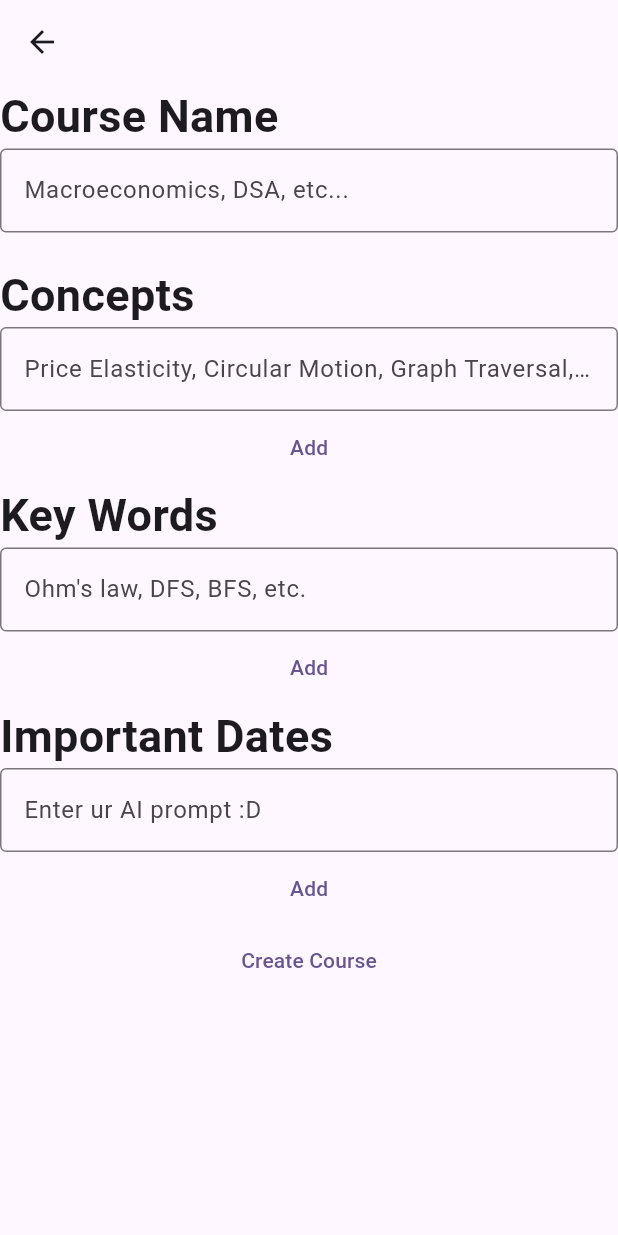
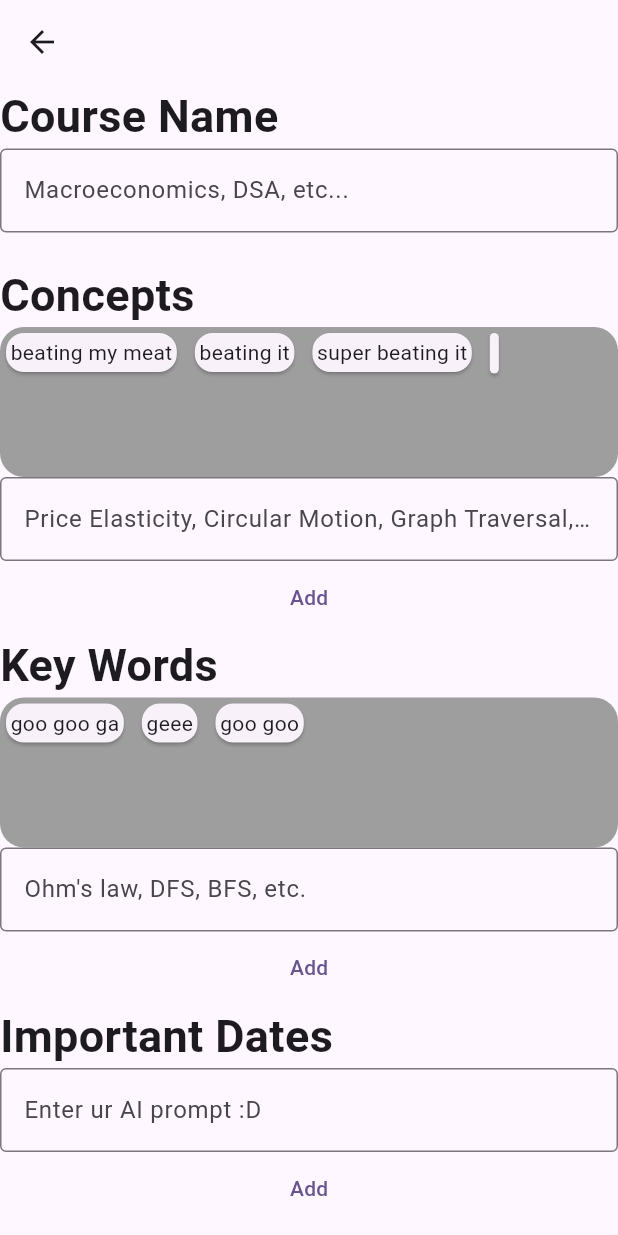
Before and after one commit to tyler-ham05/cruzhacks2025, a Flutter app: the EntryFields screen opened directly, after a tap on "Add", on a phone screen of 412 x 824 dp. Run offline on Flutter 3.47's test engine with Material 3 defaults, Android fonts, the phone set to English and light mode, and no system bars; our stand-ins replace cloud_firestore, firebase_auth, firebase_core, flutter_gemini; missing offline and left inert: firebase_ui_auth; accounts and stored records are empty.

Commit message:
big changes :D

```diff
--- a/syllabi.AI/lib/backend _services.dart
+++ /dev/null
@@ -1,3 +0,0 @@
-/*def getUserData(String uid){
-
-} */
--- /dev/null
+++ b/syllabi.AI/lib/backend_services.dart
@@ -0,0 +1,24 @@
+import 'package:cloud_firestore/cloud_firestore.dart';
+import 'package:firebase_auth/firebase_auth.dart';
+import 'package:intl/intl.dart';
+
+
+pushToDataBase(String name, List<String>concepts,List<String>keyWords)async {
+  try {
+    final FirebaseFirestore firestore = FirebaseFirestore.instance;
+    final String user = FirebaseAuth.instance.currentUser!.uid;
+
+    // You can optionally enrich or restructure data here if needed
+    Map<String, dynamic> data = {
+      "course_name": name,
+      "concepts": concepts,
+      "key_words": keyWords,
+      "dates": [],
+    };
+
+    await firestore.collection(user).doc(name).set(data);
+    print("Data pushed successfully!");
+  } catch (e) {
+    print("Error pushing data: $e");
+  }
+}
--- a/syllabi.AI/lib/manual_fields.dart
+++ b/syllabi.AI/lib/manual_fields.dart
@@ -1,4 +1,5 @@
 import 'package:flutter/material.dart';
+import 'backend_services.dart';
 
 class EntryFields extends StatefulWidget {
   const EntryFields({super.key});
@@ -8,40 +9,146 @@ class EntryFields extends StatefulWidget {
 }
 
 class _EntryFieldsState extends State<EntryFields> {
-  var concepts = [];
-  var keywords = [];
+  String name = "";
+  List<String> concepts = ["beating my meat", "beating it", "super beating it"];
+  List<String> keywords = ["goo goo ga", "geee", "goo goo"];
+  List<Map> dates = [
+    {"description": "midterm", "date": "4/7/2025"},
+  ];
+  String concept = "";
+  String keyword = "";
+  String date = "";
+
+  TextEditingController _controller = TextEditingController();
+  void _clearTextField() {
+    _controller.clear(); // 👈 This clears the text field
+  }
   @override
   Widget build(BuildContext context) {
     return Scaffold(
       appBar: AppBar(
-        leading: BackButton(onPressed: () {
-          Navigator.pop(context);
-        },),
+        leading: BackButton(
+          onPressed: () {
+            Navigator.pop(context);
+          },
+        ),
       ),
-      body: ListView(children: [
-        Text("Course Name", style: TextStyle(fontSize: 30,fontWeight: FontWeight.bold),),
-        TextFormField(decoration: InputDecoration(
-                border: OutlineInputBorder(),
-                hintText: 'Macroeconomics, DSA, etc...',)),
-        SizedBox(height: 20,),
-        Text("Concepts", style: TextStyle(fontSize: 30,fontWeight: FontWeight.bold),),
-        TextField(decoration: InputDecoration(
-                border: OutlineInputBorder(),
-                hintText: 'Price Elasticity, Circular Motion, Graph Traversal, etc... ',)),
-        TextButton(onPressed: (){}, child: Text("Add")),
-        Text("Key Words", style: TextStyle(fontSize: 30,fontWeight: FontWeight.bold),),
-                TextField(decoration: InputDecoration(
-                border: OutlineInputBorder(),
-                hintText: 'Ohm\'s law, DFS, BFS, etc.',)),
-        TextButton(onPressed: (){}, child: Text("Add")),
-        Text("Important Dates", style: TextStyle(fontSize: 30,fontWeight: FontWeight.bold),),
-                TextField(decoration: InputDecoration(
-                border: OutlineInputBorder(),
-                hintText: 'Enter ur AI prompt :D',)),
-        TextButton(onPressed: (){}, child: Text("Add")),
+      body: ListView(
+        children: [
+          Text(
+            "Course Name",
+            style: TextStyle(fontSize: 30, fontWeight: FontWeight.bold),
+          ),
+          TextFormField(
+            decoration: InputDecoration(
+              border: OutlineInputBorder(),
+              hintText: 'Macroeconomics, DSA, etc...',
+            ),
+            onChanged: (value) {
+              name = value;
+            },
+          ),
+          SizedBox(height: 20),
+          Text(
+            "Concepts",
+            style: TextStyle(fontSize: 30, fontWeight: FontWeight.bold),
+          ),
+          Container(
+            decoration: BoxDecoration(
+              color: Colors.grey,
+              borderRadius: BorderRadius.circular(16),
+            ),
+            height: 100,
+            child: SingleChildScrollView(
+              child: Wrap(
+                spacing: 4,
+                runSpacing: 4,
+                children: List.generate(concepts.length, (index) {
+                  return Card(
+                    child: Padding(
+                      padding: const EdgeInsets.all(3.0),
+                      child: Text(concepts[index]),
+                    ),
+                  );
+                }),
+              ),
+            ),
+          ),
+          TextFormField(
+            controller: _controller,
+            decoration: InputDecoration(
+              border: OutlineInputBorder(),
+              hintText:
+                  'Price Elasticity, Circular Motion, Graph Traversal, etc... ',
+            ),
+            onChanged: (value) {
+              concept = value;
+            },
+            onFieldSubmitted: (value) {
+              setState(() {
+                concepts.add(value);
+                _clearTextField();
+              });
+            },
+          ),
+          TextButton(
+            onPressed: () {
+              setState(() {
+                concepts.add(concept);
+                _clearTextField();
+              });
+            },
+            child: Text("Add"),
+          ),
+          Text(
+            "Key Words",
+            style: TextStyle(fontSize: 30, fontWeight: FontWeight.bold),
+          ),
+          Container(
+            decoration: BoxDecoration(
+              color: Colors.grey,
+              borderRadius: BorderRadius.circular(16),
+            ),
+            height: 100,
+            child: SingleChildScrollView(
+              child: Wrap(
+                spacing: 4,
+                runSpacing: 4,
+                children: List.generate(keywords.length, (index) {
+                  return Card(
+                    child: Padding(
+                      padding: const EdgeInsets.all(3.0),
+                      child: Text(keywords[index]),
+                    ),
+                  );
+                }),
+              ),
+            ),
+          ),
+          TextField(
+            decoration: InputDecoration(
+              border: OutlineInputBorder(),
+              hintText: 'Ohm\'s law, DFS, BFS, etc.',
+            ),
+          ),
+          TextButton(onPressed: () {}, child: Text("Add")),
+          Text(
+            "Important Dates",
+            style: TextStyle(fontSize: 30, fontWeight: FontWeight.bold),
+          ),
+          TextField(
+            decoration: InputDecoration(
+              border: OutlineInputBorder(),
+              hintText: 'Enter ur AI prompt :D',
+            ),
+          ),
+          TextButton(onPressed: () {}, child: Text("Add")),
 
-        TextButton(onPressed: (){}, child: Text("Create Course")),
-      ],)
+          TextButton(onPressed: () {
+            pushToDataBase( name, concepts, keywords);
+          }, child: Text("Create Course")),
+        ],
+      ),
     );
   }
 }
```
